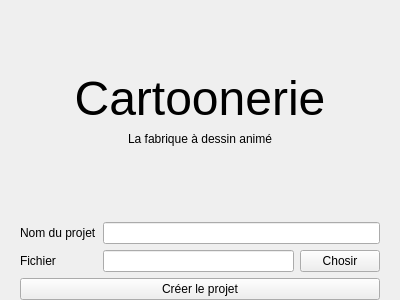
Above: welcomeaddproject.ui from masters-info-nantes/cartoonerie-qt before the change. Below: the same form after it.
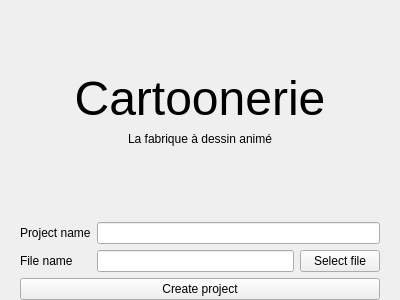
That is the form after the change.

Diff of the .ui file:
```diff
--- a/welcomeaddproject.ui
+++ b/welcomeaddproject.ui
@@ -89,21 +89,21 @@
      <item row="1" column="0">
       <widget class="QLabel" name="label_4">
        <property name="text">
-        <string>Fichier</string>
+        <string>File name</string>
        </property>
       </widget>
      </item>
      <item row="0" column="0">
       <widget class="QLabel" name="label_3">
        <property name="text">
-        <string>Nom du projet</string>
+        <string>Project name</string>
        </property>
       </widget>
      </item>
      <item row="1" column="2">
       <widget class="QPushButton" name="fileBtn">
        <property name="text">
-        <string>Chosir</string>
+        <string>Select file</string>
        </property>
       </widget>
      </item>
@@ -113,7 +113,7 @@
      <item row="2" column="0" colspan="3">
       <widget class="QPushButton" name="createProjectBtn">
        <property name="text">
-        <string>Créer le projet</string>
+        <string>Create project</string>
        </property>
       </widget>
      </item>
```
